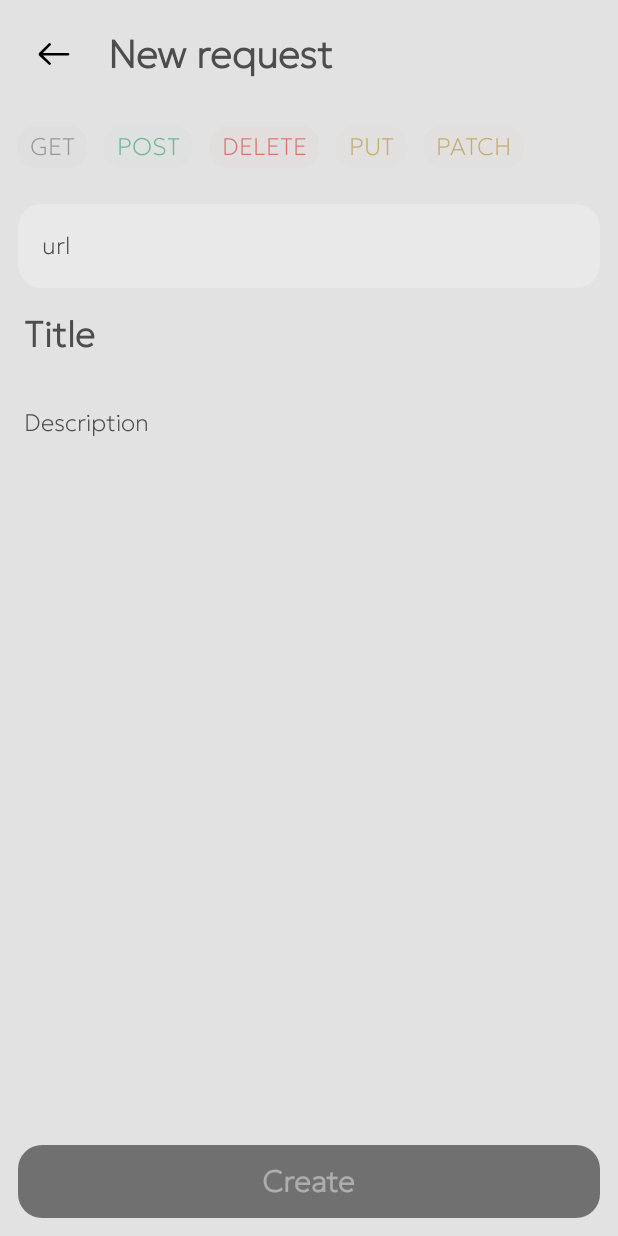
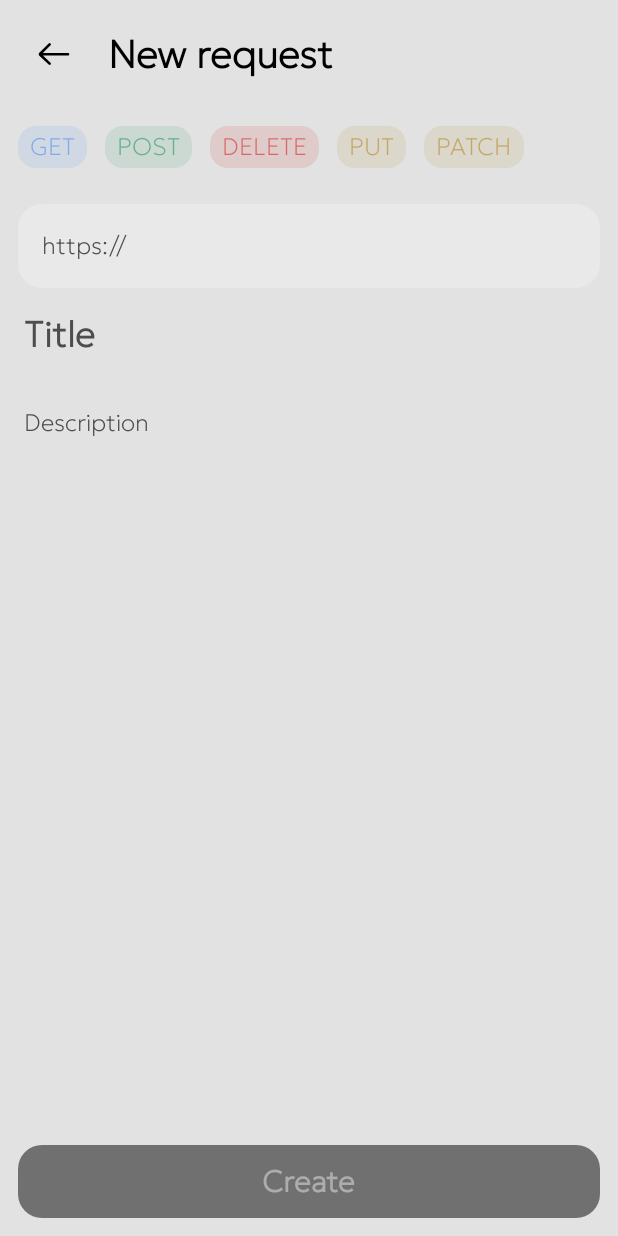
Before and after one commit to T-e-i-l-s/Pulse, an Android app built with Jetpack Compose: the screen it shows after launch (MainActivity), after a tap on "New", on a phone screen of 412 x 824 dp. Run offline under Robolectric (Android 15) with nearby library versions, the phone set to English and light mode, and no system bars.

Commit message:
Minor Add Request Screen UI Changes

```diff
--- a/main-flow-feature/src/main/java/com/mustafin/main_flow_feature/presentation/screens/addRequestScreen/AddRequestScreenView.kt
+++ b/main-flow-feature/src/main/java/com/mustafin/main_flow_feature/presentation/screens/addRequestScreen/AddRequestScreenView.kt
@@ -68,7 +68,8 @@ fun AddRequestScreenView(
                     Icon(
                         painter = painterResource(id = R.drawable.arrow_left),
                         contentDescription = null,
-                        modifier = Modifier.size(28.dp)
+                        modifier = Modifier.size(28.dp),
+                        tint = colorResource(id = R.color.content)
                     )
                 }
 
@@ -76,7 +77,7 @@ fun AddRequestScreenView(
 
                 Text(
                     text = stringResource(id = R.string.add_request_screen_title),
-                    color = colorResource(id = com.mustafin.ui_components.R.color.gray),
+                    color = colorResource(id = R.color.content),
                     style = MaterialTheme.typography.displayLarge
                 )
             }
--- a/main-flow-feature/src/main/java/com/mustafin/main_flow_feature/presentation/screens/addRequestScreen/views/requestMethodSelector/RequestMethodSelectorItem.kt
+++ b/main-flow-feature/src/main/java/com/mustafin/main_flow_feature/presentation/screens/addRequestScreen/views/requestMethodSelector/RequestMethodSelectorItem.kt
@@ -31,7 +31,7 @@ fun RequestMethodSelectorItem(
     Row(
         modifier = Modifier
             .clip(RoundedCornerShape(12.dp))
-            .background(colorResource(requestMethod.colorRes).copy(if (isSelected) 0.1f else 0.02f))
+            .background(colorResource(requestMethod.colorRes).copy(if (isSelected) 0.3f else 0.1f))
             .clickable(onClick = onClick)
             .animateContentSize()
             .padding(horizontal = 8.dp, vertical = 4.dp)
--- a/main-flow-feature/src/main/java/com/mustafin/main_flow_feature/utils/requests/RequestMethod.kt
+++ b/main-flow-feature/src/main/java/com/mustafin/main_flow_feature/utils/requests/RequestMethod.kt
@@ -4,7 +4,7 @@ import com.mustafin.main_flow_feature.R
 
 /* All request methods, that enabled in the application */
 sealed class RequestMethod(val colorRes: Int) {
-    data object GET : RequestMethod(R.color.gray)
+    data object GET : RequestMethod(R.color.blue)
     data object POST : RequestMethod(R.color.green)
     data object DELETE : RequestMethod(R.color.red)
     data object PUT : RequestMethod(R.color.yellow)
--- a/main-flow-feature/src/main/res/values/colors.xml
+++ b/main-flow-feature/src/main/res/values/colors.xml
@@ -11,5 +11,6 @@
     <color name="green">#008C45</color>
     <color name="yellow">#A97700</color>
     <color name="purple">#4337F2</color>
+    <color name="blue">#377FF2</color>
     <color name="gray">#4D4D4D</color>
 </resources>
--- a/main-flow-feature/src/main/res/values/strings.xml
+++ b/main-flow-feature/src/main/res/values/strings.xml
@@ -6,7 +6,7 @@
 
     <!-- Add Request Screen -->
     <string name="add_request_screen_title">New request</string>
-    <string name="url_text_field_placeholder">url</string>
+    <string name="url_text_field_placeholder">https://</string>
     <string name="title_of_request_input_placeholder">Title</string>
     <string name="description_of_request_input_placeholder">Description</string>
     <string name="add_request_button_text">Create</string>
```
